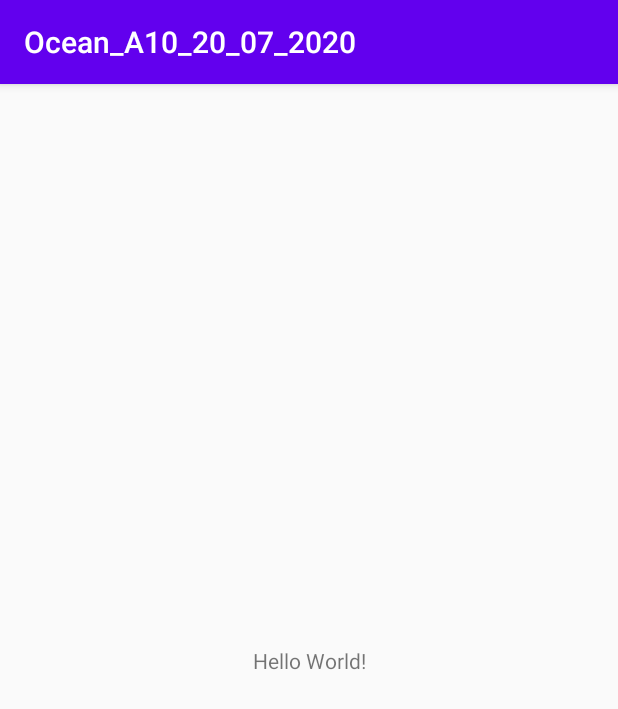
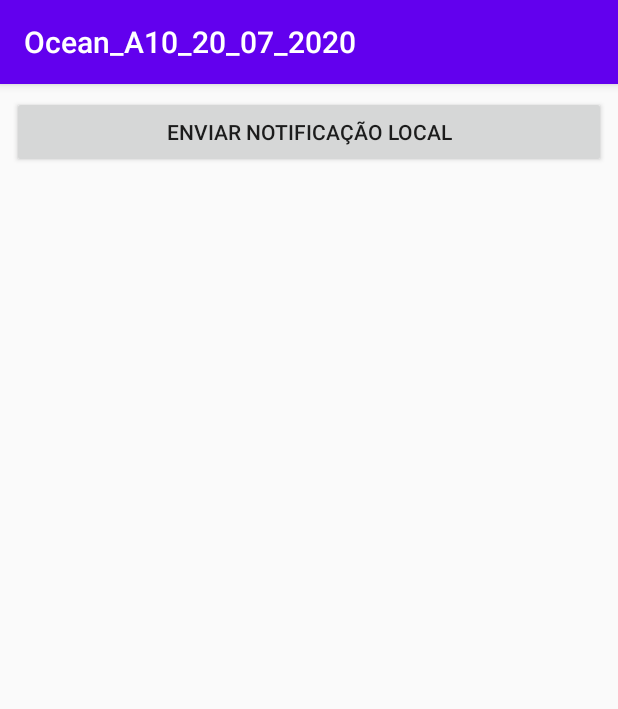
Before and after one commit to paulosalvatore/Ocean_A10_20_07_2020, an Android app: the screen it shows after launch (MainActivity), on a phone screen of 412 x 824 dp. Shown: the top 709 px of the screen. Run offline under Robolectric (Android 15) with nearby library versions, the phone set to English and light mode, and no system bars.

Commit message:
Criação da classe NotificationCreation, integração da criação da notificação com o Firebase e botão para criar uma notificação local

```diff
--- a/app/src/main/res/layout/activity_main.xml
+++ b/app/src/main/res/layout/activity_main.xml
@@ -6,13 +6,17 @@
     android:layout_height="match_parent"
     tools:context=".MainActivity">
 
-    <TextView
-        android:layout_width="wrap_content"
+    <Button
+        android:id="@+id/btEnviarNotificacao"
+        android:layout_width="0dp"
         android:layout_height="wrap_content"
-        android:text="Hello World!"
-        app:layout_constraintBottom_toBottomOf="parent"
-        app:layout_constraintLeft_toLeftOf="parent"
-        app:layout_constraintRight_toRightOf="parent"
+        android:layout_marginStart="8dp"
+        android:layout_marginLeft="8dp"
+        android:layout_marginTop="8dp"
+        android:layout_marginEnd="8dp"
+        android:layout_marginRight="8dp"
+        android:text="@string/enviar_notificacao_local"
+        app:layout_constraintEnd_toEndOf="parent"
+        app:layout_constraintStart_toStartOf="parent"
         app:layout_constraintTop_toTopOf="parent" />
-
 </androidx.constraintlayout.widget.ConstraintLayout>
--- a/app/src/main/res/values/strings.xml
+++ b/app/src/main/res/values/strings.xml
@@ -1,3 +1,4 @@
 <resources>
     <string name="app_name">Ocean_A10_20_07_2020</string>
+    <string name="enviar_notificacao_local">Enviar Notificação Local</string>
 </resources>
```
Also changed, not shown: app/src/main/java/com/oceanbrasil/ocean_a10_20_07_2020/MainActivity.kt (+9 -0 lines), app/src/main/java/com/oceanbrasil/ocean_a10_20_07_2020/MyFirebaseMessagingService.kt (+10 -3 lines), app/src/main/java/com/oceanbrasil/ocean_a10_20_07_2020/NotificationCreator.kt (added, +55 -0 lines).
